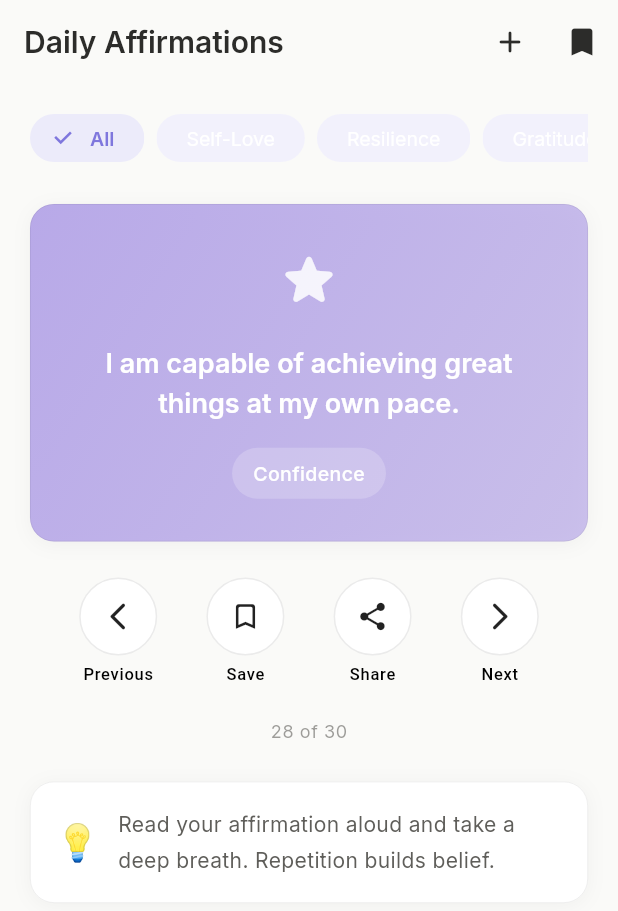
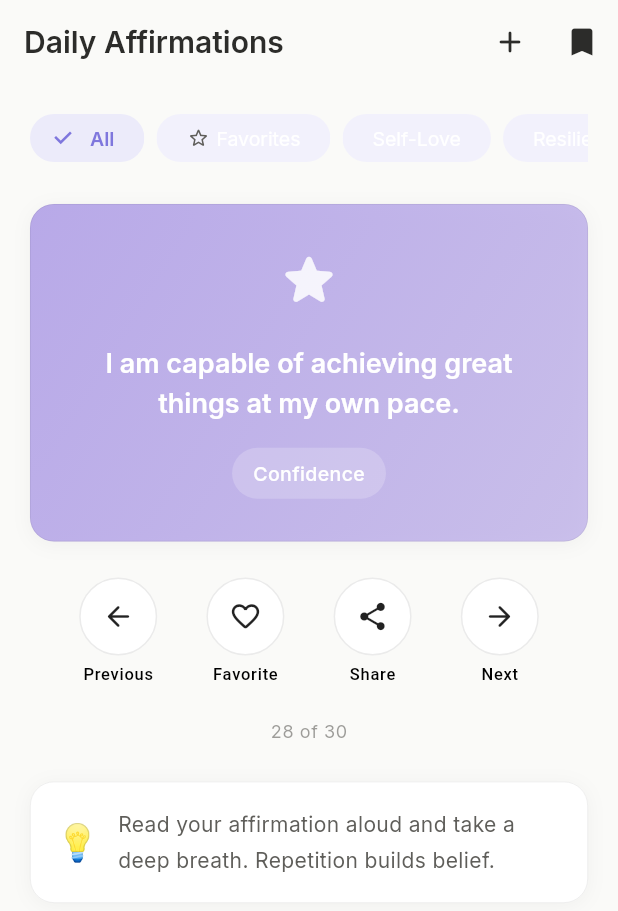
Before and after one commit to Pushpendra-7-ux/MindBloom, a Flutter app: the AffirmationsScreen screen opened by its route, on a phone screen of 412 x 824 dp. Shown: the top 911 px of the screen. Run offline on Flutter 3.47's test engine with Material 3 defaults, Android fonts, the phone set to English and light mode, and no system bars; our stand-ins replace dio, fl_chart, flutter_map, flutter_riverpod, flutter_secure_storage, go_router and 5 more; accounts and stored records are empty.

Commit message:
feat(affirmations): add Favorites filter chip and empty state card to AffirmationsScreen

```diff
--- a/mindbloom_app/lib/screens/affirmations/affirmations_screen.dart
+++ b/mindbloom_app/lib/screens/affirmations/affirmations_screen.dart
@@ -101,7 +101,6 @@ class _AffirmationsScreenState extends ConsumerState<AffirmationsScreen>
     final current = affState.current;
     final category = current['category'] ?? '';
     final text = current['text'] ?? '';
-    final isFav = affState.isFavorited;
 
     return Scaffold(
       appBar: AppBar(
@@ -130,15 +129,37 @@ class _AffirmationsScreenState extends ConsumerState<AffirmationsScreen>
                 child: ListView(
                   scrollDirection: Axis.horizontal,
                   children: [
-                    _buildFilterChip(context, 'All', null, affState.activeCategory),
+                    _buildFilterChip(context, 'All', null, affState),
+                    _buildFavoritesFilterChip(context, affState),
                     ...DailyAffirmations.categories.map((cat) =>
-                        _buildFilterChip(context, cat, cat, affState.activeCategory)),
+                        _buildFilterChip(context, cat, cat, affState)),
                   ],
                 ),
               ),
               const SizedBox(height: 24),
 
-              // Main affirmation card
+              // Main affirmation card or Empty state
+              if (affState.showFavoritesOnly && affState.affirmations.isEmpty)
+                CustomCard(
+                  padding: const EdgeInsets.symmetric(vertical: 40, horizontal: 24),
+                  child: Column(
+                    children: [
+                      Icon(Icons.star_outline_rounded, size: 54, color: Colors.amber[400]),
+                      const SizedBox(height: 16),
+                      Text(
+                        'No Favorited Affirmations Yet',
+                        style: Theme.of(context).textTheme.titleMedium?.copyWith(fontWeight: FontWeight.bold),
+                      ),
+                      const SizedBox(height: 8),
+                      Text(
+                        'Tap the heart icon on any affirmation to save it to your favorites.',
+                        textAlign: TextAlign.center,
+                        style: Theme.of(context).textTheme.bodyMedium?.copyWith(color: AppColors.textSecondary),
+                      ),
+                    ],
+                  ),
+                )
+              else ...[
                 FadeTransition(
                   opacity: _fadeAnim,
                   child: SlideTransition(
@@ -198,18 +219,15 @@ class _AffirmationsScreenState extends ConsumerState<AffirmationsScreen>
                   mainAxisAlignment: MainAxisAlignment.spaceEvenly,
                   children: [
                     _buildActionButton(
-                    Icons.arrow_back_ios_rounded,
+                      Icons.arrow_back_rounded,
                       'Previous',
-                    () => _animateTransition(() => notifier.previous()),
+                      () => _animateTransition(notifier.previous),
                     ),
                     _buildActionButton(
-                    isFav ? Icons.bookmark_rounded : Icons.bookmark_border_rounded,
-                    isFav ? 'Saved' : 'Save',
-                    () {
-                      notifier.toggleFavorite();
-                      HapticUtil.mediumImpact();
-                    },
-                    highlight: isFav,
+                      affState.isFavorited ? Icons.favorite_rounded : Icons.favorite_border_rounded,
+                      'Favorite',
+                      notifier.toggleFavorite,
+                      highlight: affState.isFavorited,
                     ),
                     _buildActionButton(
                       Icons.share_rounded,
@@ -217,12 +235,13 @@ class _AffirmationsScreenState extends ConsumerState<AffirmationsScreen>
                       () => _shareAffirmation(text, category),
                     ),
                     _buildActionButton(
-                    Icons.arrow_forward_ios_rounded,
+                      Icons.arrow_forward_rounded,
                       'Next',
-                    () => _animateTransition(() => notifier.next()),
+                      () => _animateTransition(notifier.next),
                     ),
                   ],
                 ),
+              ],
               const SizedBox(height: 20),
 
               // Counter
@@ -258,8 +277,9 @@ class _AffirmationsScreenState extends ConsumerState<AffirmationsScreen>
   }
 
   Widget _buildFilterChip(
-      BuildContext context, String label, String? category, String? active) {
-    final isActive = category == active || (category == null && active == null);
+      BuildContext context, String label, String? category, AffirmationState affState) {
+    final isActive = !affState.showFavoritesOnly &&
+        (category == affState.activeCategory || (category == null && affState.activeCategory == null));
     return Padding(
       padding: const EdgeInsets.only(right: 8),
       child: FilterChip(
@@ -274,6 +294,39 @@ class _AffirmationsScreenState extends ConsumerState<AffirmationsScreen>
         checkmarkColor: AppColors.primaryPurple,
         labelStyle: TextStyle(
           color: isActive ? AppColors.primaryPurple : null,
+          fontWeight: isActive ? FontWeight.w600 : FontWeight.normal,
+        ),
+      ),
+    );
+  }
+
+  Widget _buildFavoritesFilterChip(BuildContext context, AffirmationState affState) {
+    final isActive = affState.showFavoritesOnly;
+    return Padding(
+      padding: const EdgeInsets.only(right: 8),
+      child: FilterChip(
+        label: Row(
+          mainAxisSize: MainAxisSize.min,
+          children: [
+            Icon(
+              isActive ? Icons.star_rounded : Icons.star_outline_rounded,
+              size: 16,
+              color: isActive ? Colors.amber[800] : AppColors.textSecondary,
+            ),
+            const SizedBox(width: 4),
+            const Text('Favorites'),
+          ],
+        ),
+        selected: isActive,
+        onSelected: (_) {
+          ref.read(affirmationProvider.notifier).filterFavorites();
+          _animController.forward(from: 0);
+          HapticUtil.lightImpact();
+        },
+        selectedColor: Colors.amber.withValues(alpha: 0.2),
+        checkmarkColor: Colors.amber[800],
+        labelStyle: TextStyle(
+          color: isActive ? Colors.amber[900] : null,
           fontWeight: isActive ? FontWeight.w600 : FontWeight.normal,
         ),
       ),
```
Lines whose indentation alone changed are shown as unchanged.
